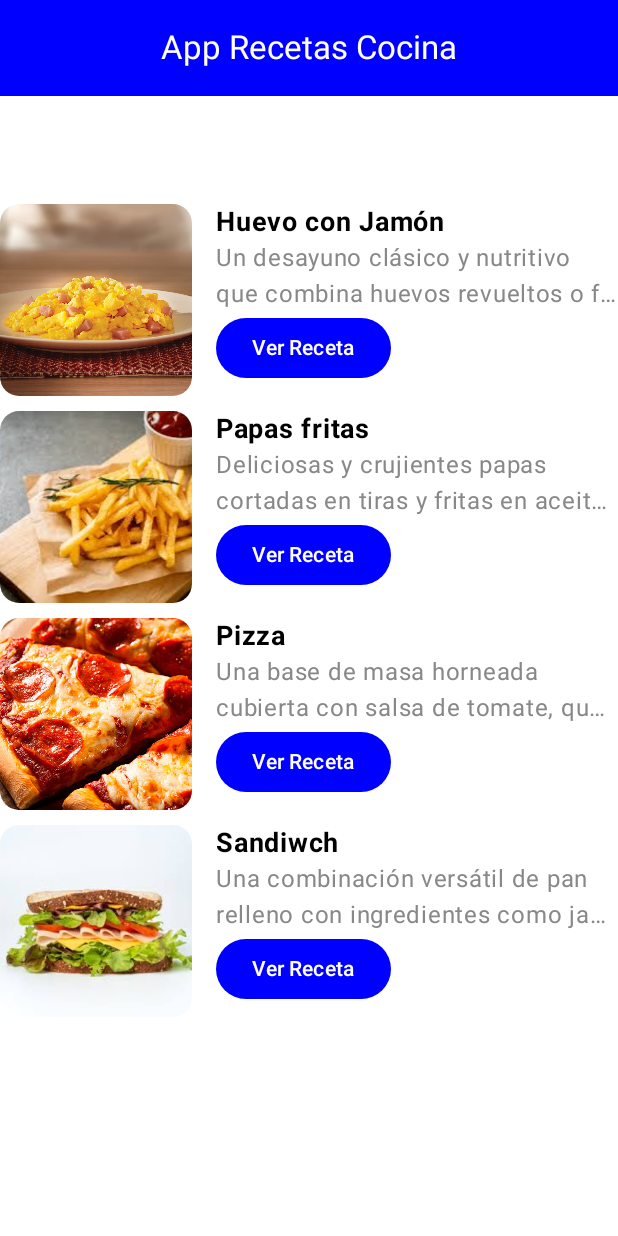
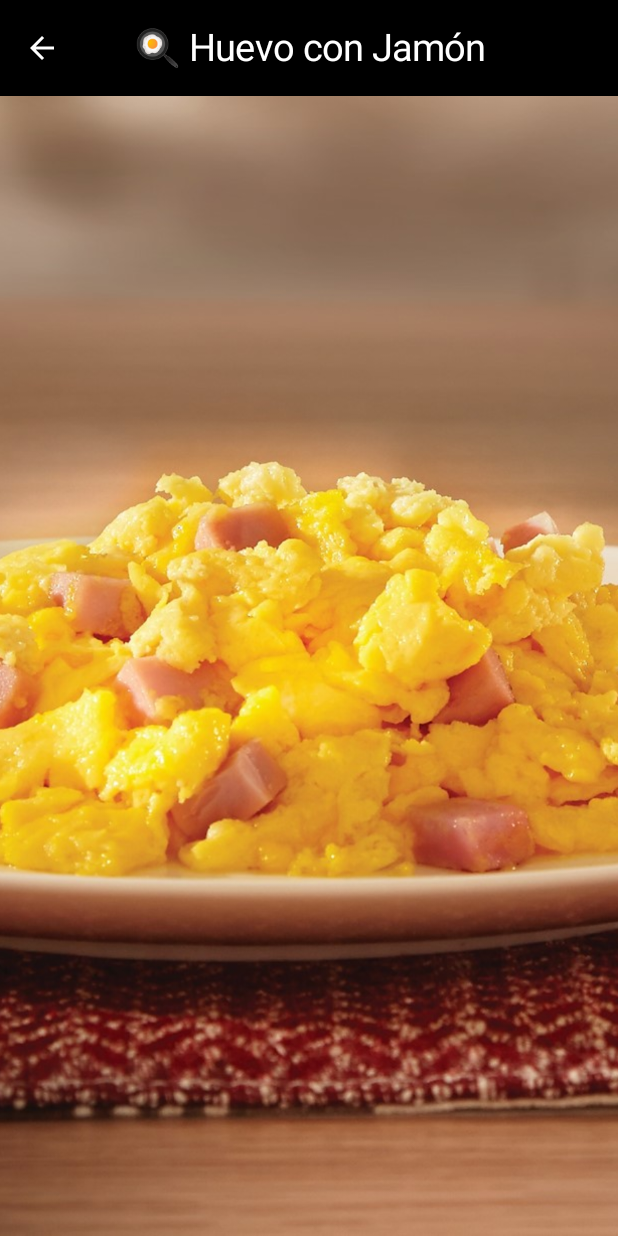
Before and after one commit to crr1c4/AppRecetasCocina, an Android app built with Jetpack Compose: the screen it shows after launch (MainActivity), after a tap on "Ver Receta", on a phone screen of 412 x 824 dp. Run offline under Robolectric (Android 15) with nearby library versions, the phone set to English and light mode, and no system bars.

Commit message:
Soporte de navegacion añadida

```diff
--- a/app/src/main/java/com/example/apprecetascocina/MainActivity.kt
+++ b/app/src/main/java/com/example/apprecetascocina/MainActivity.kt
@@ -4,6 +4,7 @@ import android.os.Bundle
 import androidx.activity.ComponentActivity
 import androidx.activity.compose.setContent
 import androidx.activity.enableEdgeToEdge
+import com.example.apprecetascocina.navigation.NavManager
 import com.example.apprecetascocina.ui.theme.AppRecetasCocinaTheme
 import com.example.apprecetascocina.views.DetailView
 import com.example.apprecetascocina.views.HomeView
@@ -18,8 +19,8 @@ class MainActivity : ComponentActivity() {
         enableEdgeToEdge()
         setContent {
             AppRecetasCocinaTheme {
-                HomeView()
-                // RecetaSandwich()
+                // HomeView()
+                NavManager()
             }
         }
     }
--- a/app/src/main/java/com/example/apprecetascocina/components/BarComponents.kt
+++ b/app/src/main/java/com/example/apprecetascocina/components/BarComponents.kt
@@ -4,9 +4,11 @@ import androidx.compose.material.icons.Icons
 import androidx.compose.material.icons.filled.Add
 import androidx.compose.material3.FloatingActionButton
 import androidx.compose.material3.Icon
+import androidx.compose.material3.IconButton
 import androidx.compose.material3.Text
 import androidx.compose.runtime.Composable
 import androidx.compose.ui.graphics.Color
+import androidx.compose.ui.graphics.vector.ImageVector
 import androidx.compose.ui.unit.sp
 
 @Composable
@@ -22,6 +24,12 @@ fun ActionButton(color: Color) {
         contentColor = Color.White
     ) {
         Icon(Icons.Filled.Add, contentDescription = "Add")
-
     }
 }
+
+@Composable
+fun MainIconButton(icon: ImageVector, onClick: () -> Unit) {
+    IconButton(onClick = onClick) {
+        Icon(icon, contentDescription = null, tint = Color.White)
+    }
+}
--- a/app/src/main/java/com/example/apprecetascocina/navigation/NavManager.kt
+++ b/app/src/main/java/com/example/apprecetascocina/navigation/NavManager.kt
@@ -1 +1,34 @@
 package com.example.apprecetascocina.navigation
+
+import androidx.compose.runtime.Composable
+import androidx.navigation.compose.NavHost
+import androidx.navigation.compose.rememberNavController
+import androidx.navigation.compose.composable
+import com.example.apprecetascocina.views.HomeView
+import com.example.apprecetascocina.views.RecetaHuevo
+import com.example.apprecetascocina.views.RecetaPapas
+import com.example.apprecetascocina.views.RecetaPizza
+import com.example.apprecetascocina.views.RecetaSandwich
+
+@Composable
+fun NavManager() {
+  val navController = rememberNavController()
+  NavHost(navController = navController, startDestination = "Home") {
+      composable("Home") {
+        HomeView(navController)
+      }
+      composable("Sandwich") {
+        RecetaSandwich(navController)
+      }
+      composable("Huevo") {
+        RecetaHuevo(navController)
+      }
+      composable("Papas") {
+        RecetaPapas(navController)
+      }
+      composable("Pizza") {
+        RecetaPizza(navController)
+      }
+
+  }
+}
--- a/app/src/main/java/com/example/apprecetascocina/views/DetailView.kt
+++ b/app/src/main/java/com/example/apprecetascocina/views/DetailView.kt
@@ -8,6 +8,8 @@ import androidx.compose.foundation.layout.Column
 import androidx.compose.foundation.layout.fillMaxSize
 import androidx.compose.foundation.layout.fillMaxWidth
 import androidx.compose.foundation.layout.padding
+import androidx.compose.material.icons.Icons
+import androidx.compose.material.icons.automirrored.filled.ArrowBack
 import androidx.compose.material3.CenterAlignedTopAppBar
 import androidx.compose.material3.ExperimentalMaterial3Api
 import androidx.compose.material3.Scaffold
@@ -21,17 +23,24 @@ import androidx.compose.ui.layout.ContentScale
 import androidx.compose.ui.res.painterResource
 import androidx.compose.ui.unit.dp
 import androidx.compose.ui.unit.sp
+import androidx.navigation.NavController
+import com.example.apprecetascocina.components.MainIconButton
 import com.example.apprecetascocina.components.TitleBar
 
 @SuppressLint("UnusedMaterial3ScaffoldPaddingParameter")
 @OptIn(ExperimentalMaterial3Api::class)
 @Composable
-fun DetailView(title: String, description: String, imageId: Int) {
+fun DetailView(title: String, description: String, imageId: Int, navController: NavController) {
     Scaffold(
         topBar = {
             CenterAlignedTopAppBar(
                 title = { TitleBar(title) },
-                colors = TopAppBarDefaults.centerAlignedTopAppBarColors(containerColor = Color.Transparent)
+                colors = TopAppBarDefaults.centerAlignedTopAppBarColors(containerColor = Color.Black),
+                navigationIcon = {
+                    MainIconButton(Icons.AutoMirrored.Filled.ArrowBack) {
+                        navController.popBackStack()
+                    }
+                }
             )
         },
     ) { ContentView(title, description, imageId) }
--- a/app/src/main/java/com/example/apprecetascocina/views/HomeView.kt
+++ b/app/src/main/java/com/example/apprecetascocina/views/HomeView.kt
@@ -15,6 +15,7 @@ import androidx.compose.runtime.Composable
 import androidx.compose.ui.Alignment
 import androidx.compose.ui.Modifier
 import androidx.compose.ui.graphics.Color
+import androidx.navigation.NavController
 import com.example.apprecetascocina.R
 import com.example.apprecetascocina.components.ActionButton
 import com.example.apprecetascocina.components.Card
@@ -24,7 +25,7 @@ import com.example.apprecetascocina.components.TitleView
 @SuppressLint("UnusedMaterial3ScaffoldPaddingParameter")
 @OptIn(ExperimentalMaterial3Api::class)
 @Composable
-fun HomeView() {
+fun HomeView(navController: NavController) {
     Scaffold(
         topBar = {
             CenterAlignedTopAppBar(
@@ -33,12 +34,12 @@ fun HomeView() {
             )
         },
     ) {
-        ContentView()
+        ContentView(navController)
     }
 }
 
 @Composable
-private fun ContentView() {
+private fun ContentView(navController: NavController) {
     Column(modifier = Modifier.fillMaxSize().background(color = Color.White),
         verticalArrangement = Arrangement.Center,
         horizontalAlignment = Alignment.CenterHorizontally) {
@@ -48,26 +49,36 @@ private fun ContentView() {
             "Un desayuno clásico y nutritivo que combina huevos revueltos o fritos con trozos de jamón, ideal para comenzar el día con energía.",
             R.drawable.huevito,
             Color.Blue,
-            "Ver Receta") { }
+            "Ver Receta") {
+            navController.navigate("Huevo")
+        }
         Spacers()
         Card("Papas fritas",
             "Deliciosas y crujientes papas cortadas en tiras y fritas en aceite, un acompañamiento popular en muchas comidas.",
             R.drawable.papas,
             Color.Blue,
-           "Ver Receta") { }
+           "Ver Receta") {
+            navController.navigate("Papas")
+
+        }
         Spacers()
         Card(
             "Pizza",
             "Una base de masa horneada cubierta con salsa de tomate, queso derretido y una variedad de ingredientes como pepperoni, champiñones o vegetales.",
             R.drawable.pizza,
             Color.Blue,
-            "Ver Receta") { }
+            "Ver Receta") {
+
+            navController.navigate("Pizza")
+        }
         Spacers()
         Card(
             "Sandiwch", "Una combinación versátil de pan relleno con ingredientes como jamón, queso, vegetales y salsas, perfecto para una comida rápida y deliciosa.",
             R.drawable.sandwich,
             Color.Blue,
-            "Ver Receta") { }
+            "Ver Receta") {
+            navController.navigate("Sandwich")
+        }
         Spacers()
     }
 }
--- a/app/src/main/java/com/example/apprecetascocina/views/RecetaHuevo.kt
+++ b/app/src/main/java/com/example/apprecetascocina/views/RecetaHuevo.kt
@@ -2,9 +2,10 @@ package com.example.apprecetascocina.views
 
 import com.example.apprecetascocina.R
 import androidx.compose.runtime.Composable
+import androidx.navigation.NavController
 
 @Composable
-fun RecetaHuevo() {
+fun RecetaHuevo(navController: NavController) {
     DetailView(
         "\uD83C\uDF73 Huevo con Jamón",
         "Ingredientes:\n" +
@@ -20,5 +21,6 @@ fun RecetaHuevo() {
                 "    - Vierte los huevos en la sartén y revuelve hasta que estén cocidos.\n" +
                 "    - Sirve caliente con pan o tortillas.",
         R.drawable.huevito,
+        navController
     )
 }
--- a/app/src/main/java/com/example/apprecetascocina/views/RecetaPapas.kt
+++ b/app/src/main/java/com/example/apprecetascocina/views/RecetaPapas.kt
@@ -2,9 +2,10 @@ package com.example.apprecetascocina.views
 
 import com.example.apprecetascocina.R
 import androidx.compose.runtime.Composable
+import androidx.navigation.NavController
 
 @Composable
-fun RecetaPapas() {
+fun RecetaPapas(navController: NavController) {
     DetailView(
         "\uD83C\uDF5F Papas Fritas",
         "Ingredientes:\n" +
@@ -19,5 +20,6 @@ fun RecetaPapas() {
                 "    - Retira el exceso de aceite con papel absorbente y agrégales sal.\n" +
                 "    - Disfrútalas solas o con tu salsa favorita.",
         R.drawable.papas,
+        navController
     )
 }
--- a/app/src/main/java/com/example/apprecetascocina/views/RecetaPizza.kt
+++ b/app/src/main/java/com/example/apprecetascocina/views/RecetaPizza.kt
@@ -2,9 +2,10 @@ package com.example.apprecetascocina.views
 
 import com.example.apprecetascocina.R
 import androidx.compose.runtime.Composable
+import androidx.navigation.NavController
 
 @Composable
-fun RecetaPizza() {
+fun RecetaPizza(navController: NavController) {
     DetailView(
         "\uD83C\uDF55 Pizza Casera",
         "Ingredientes:\n" +
@@ -24,5 +25,6 @@ fun RecetaPizza() {
                 "    - Hornea a 200°C por 15-20 minutos hasta que la masa esté dorada y el queso derretido.\n" +
                 "    - Sírvela caliente y disfruta.",
         R.drawable.pizza,
+        navController
     )
 }
--- a/app/src/main/java/com/example/apprecetascocina/views/RecetaSandwich.kt
+++ b/app/src/main/java/com/example/apprecetascocina/views/RecetaSandwich.kt
@@ -2,9 +2,10 @@ package com.example.apprecetascocina.views
 
 import com.example.apprecetascocina.R
 import androidx.compose.runtime.Composable
+import androidx.navigation.NavController
 
 @Composable
-fun RecetaSandwich() {
+fun RecetaSandwich(navController: NavController) {
     DetailView(
         "\uD83E\uDD6A Sándwich Clásico",
         "Ingredientes:\n" +
@@ -21,5 +22,6 @@ fun RecetaSandwich() {
                 "    - Si lo prefieres caliente, puedes tostarlo en una sartén o sandwichera.\n" +
                 "    - Corta por la mitad y sirve.",
         R.drawable.sandwich,
+        navController
     )
 }
```
Also changed, not shown: app/src/main/res/drawable/sandwich.jpeg (deleted), app/src/main/res/drawable/sandwich.webp (added).
